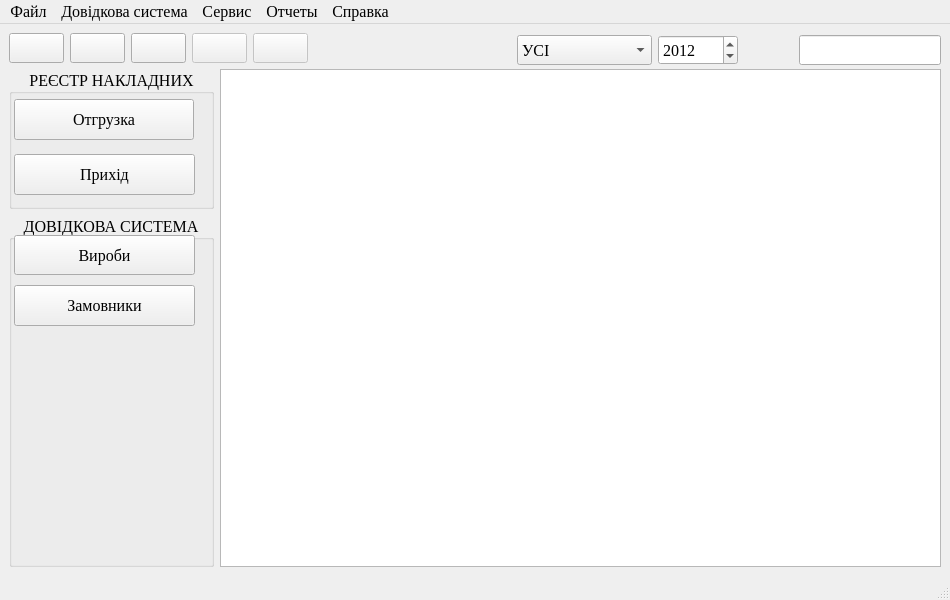
This is mainwindow.ui in andrboyko/zbyt as Qt 5 draws it before an edit. The edited form follows.
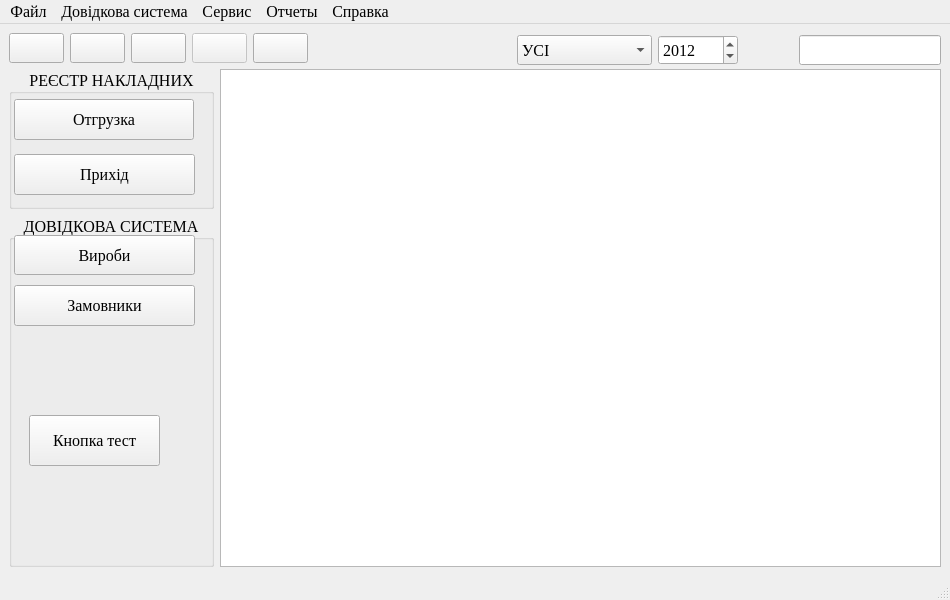
This is the edited form. Icons and pictures are not drawn.

```diff
--- a/mainwindow.ui
+++ b/mainwindow.ui
@@ -26,6 +26,8 @@
    <font>
     <family>Times New Roman</family>
     <pointsize>12</pointsize>
+    <weight>50</weight>
+    <bold>false</bold>
    </font>
   </property>
   <property name="windowTitle">
@@ -179,7 +181,7 @@
       <item>
        <widget class="QPushButton" name="pushButton_3">
         <property name="enabled">
-         <bool>false</bool>
+         <bool>true</bool>
         </property>
         <property name="maximumSize">
          <size>
@@ -618,6 +620,19 @@
           <bool>false</bool>
          </property>
         </widget>
+        <widget class="QPushButton" name="pushButton_4">
+         <property name="geometry">
+          <rect>
+           <x>20</x>
+           <y>200</y>
+           <width>131</width>
+           <height>51</height>
+          </rect>
+         </property>
+         <property name="text">
+          <string>Кнопка тест</string>
+         </property>
+        </widget>
        </widget>
       </item>
      </layout>
```
Left out of the diff: 2 changed lines with no effect on the pictures.
